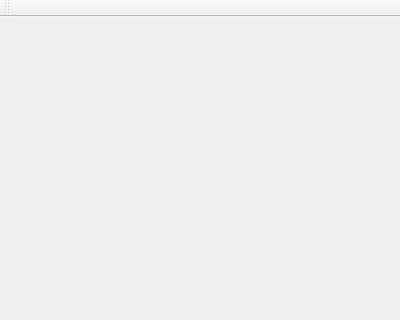
Old version of the form src/mainwindow.ui in the repository gweodoo/sublimecode; both pictures show x 0 to 400 and y 0 to 320 of the 400 by 1300 pixel window.
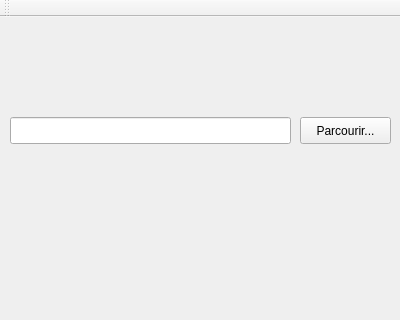
New version of the form.

Diff of the .ui file:
```diff
--- a/src/mainwindow.ui
+++ b/src/mainwindow.ui
@@ -13,7 +13,31 @@
   <property name="windowTitle">
    <string>MainWindow</string>
   </property>
-  <widget class="QWidget" name="centralWidget"/>
+  <widget class="QWidget" name="centralWidget">
+   <widget class="QPushButton" name="Parcourir">
+    <property name="geometry">
+     <rect>
+      <x>300</x>
+      <y>100</y>
+      <width>91</width>
+      <height>27</height>
+     </rect>
+    </property>
+    <property name="text">
+     <string>Parcourir...</string>
+    </property>
+   </widget>
+   <widget class="QLineEdit" name="lineEdit">
+    <property name="geometry">
+     <rect>
+      <x>10</x>
+      <y>100</y>
+      <width>281</width>
+      <height>27</height>
+     </rect>
+    </property>
+   </widget>
+  </widget>
   <widget class="QMenuBar" name="menuBar">
    <property name="geometry">
     <rect>
```
Left out of the diff: 2 changed lines with no effect on the pictures.
